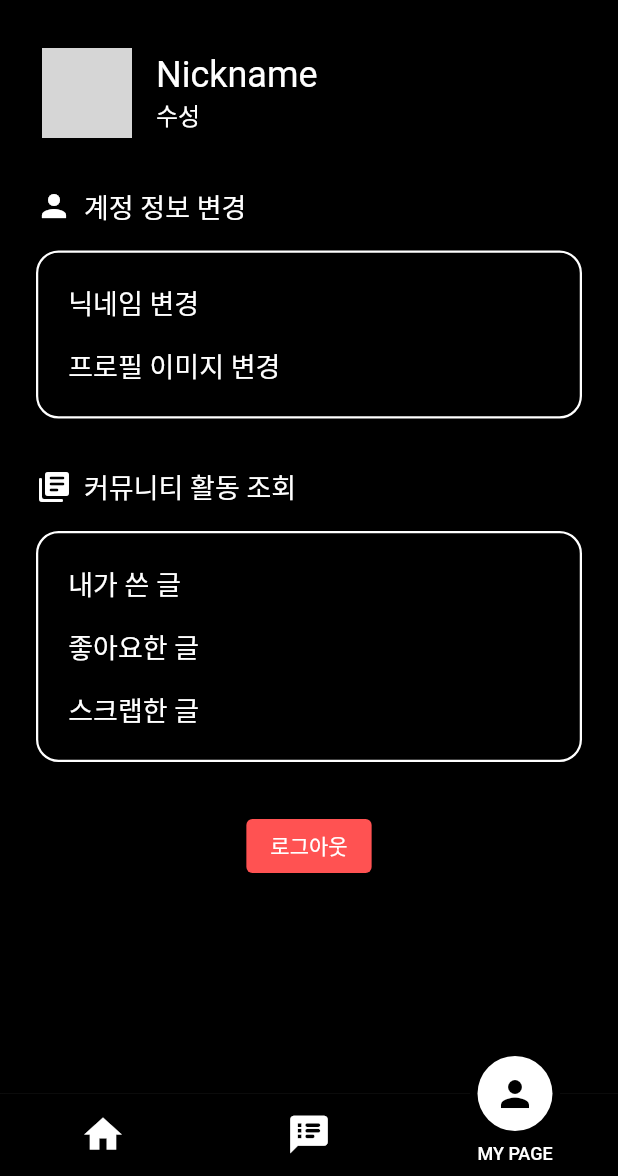
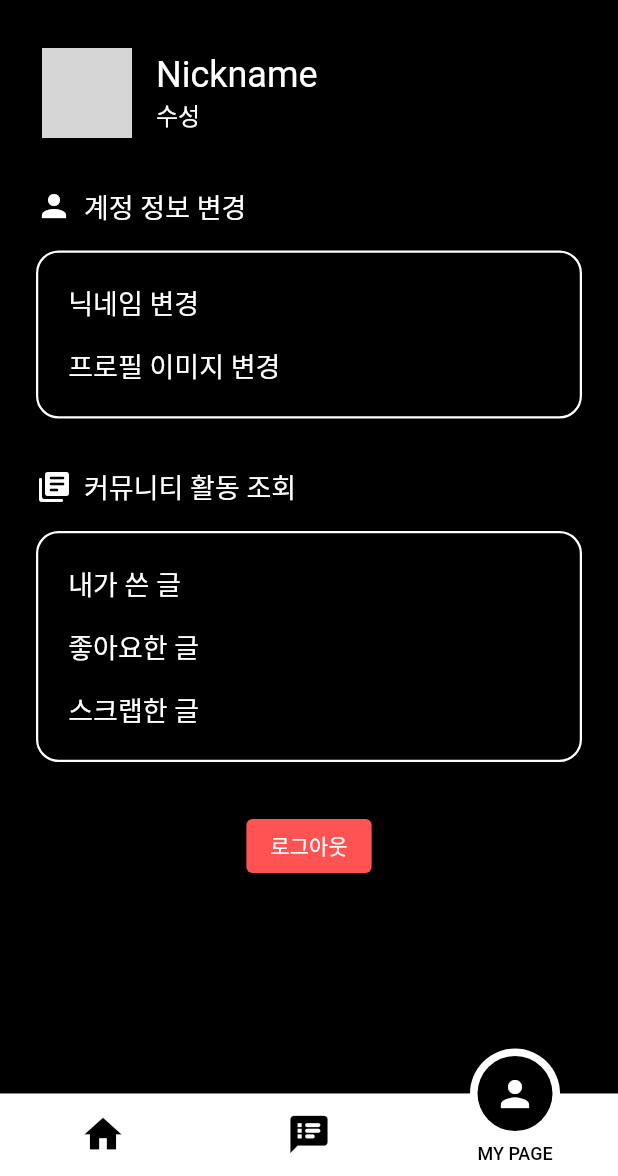
Before and after one commit to Kumoh-OpenSource-Project/frontend, a Flutter app: the MainPage screen opened directly, item 3 of the bottom bar chosen, on a phone screen of 412 x 824 dp, the part 60-1236 px from its top. Run offline on Flutter 3.47's test engine with Material 2 defaults, Android fonts, the light colour scheme and no system bars; drawn by our look-alikes of motion_tab_bar_v2; our stand-ins replace carousel_slider, dio, flutter_dotenv, flutter_riverpod, flutter_secure_storage, font_awesome_flutter and 6 more; missing offline and left inert: flutter_octicons, kakao_flutter_sdk_user; accounts and stored records are empty; generated files the repository leaves out were written again; network calls fail; grey boxes are pictures that could not be loaded.

Commit message:
Update main_screen.dart

```diff
--- a/star_hub/lib/common/pages/main_screen.dart
+++ b/star_hub/lib/common/pages/main_screen.dart
@@ -15,8 +15,6 @@ class MainPage extends StatefulWidget {
   @override
   State<MainPage> createState() => _MainPageState();
 }
-
-//
 
 class _MainPageState extends State<MainPage> with TickerProviderStateMixin {
   MotionTabBarController? _motionTabBarController;
@@ -190,7 +188,7 @@ class _MainPageState extends State<MainPage> with TickerProviderStateMixin {
       icons: const [Icons.home, Icons.speaker_notes_rounded, Icons.person],
       tabSize: 50,
       tabBarHeight: 55,
-      textStyle: _currentIndex == 1
+      textStyle: _currentIndex != 0
           ? const TextStyle(
               fontSize: 12,
               color: Colors.black,
@@ -201,12 +199,12 @@ class _MainPageState extends State<MainPage> with TickerProviderStateMixin {
               color: Colors.white,
               fontWeight: FontWeight.w500,
             ),
-      tabIconColor: _currentIndex == 1 ? Colors.black : Colors.white,
+      tabIconColor: _currentIndex != 0 ? Colors.black : Colors.white,
       tabIconSize: 30.0,
       tabIconSelectedSize: 28.0,
-      tabSelectedColor: _currentIndex == 1 ? Colors.black : Colors.white,
-      tabIconSelectedColor: _currentIndex == 1 ? Colors.white : Colors.black,
-      tabBarColor: _currentIndex == 1 ? Colors.white : Colors.black,
+      tabSelectedColor: _currentIndex != 0 ? Colors.black : Colors.white,
+      tabIconSelectedColor: _currentIndex != 0 ? Colors.white : Colors.black,
+      tabBarColor: _currentIndex != 0 ? Colors.white : Colors.black,
       onTabItemSelected: (int value) {
         setState(() {
           _motionTabBarController!.index = value;
```
